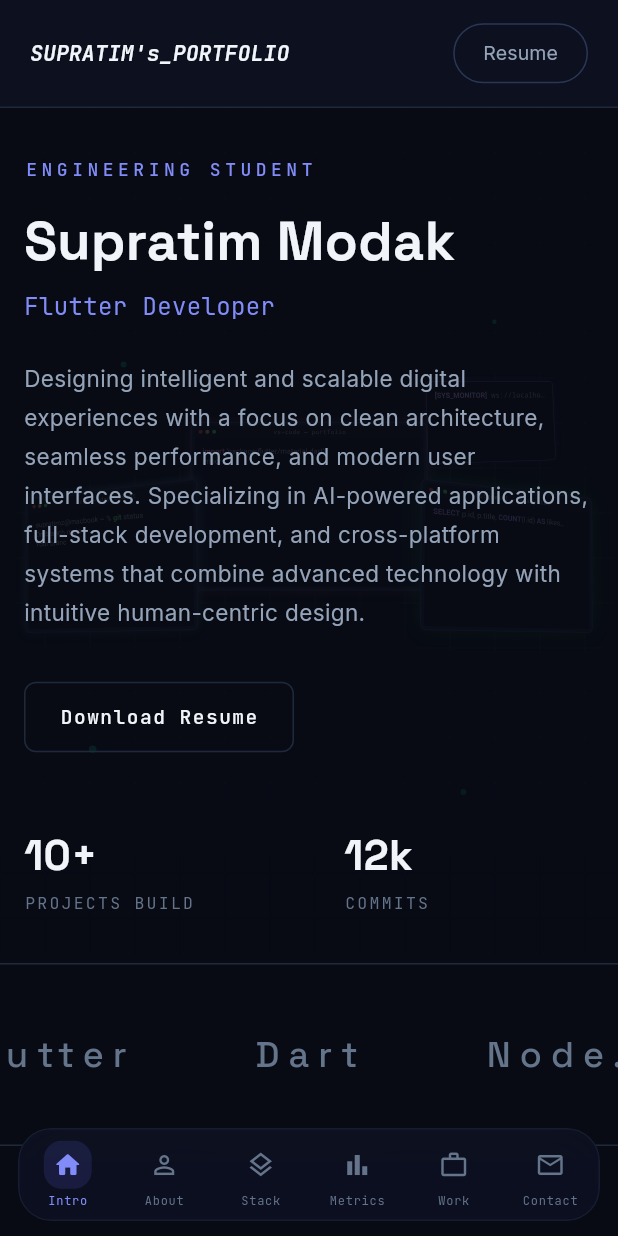
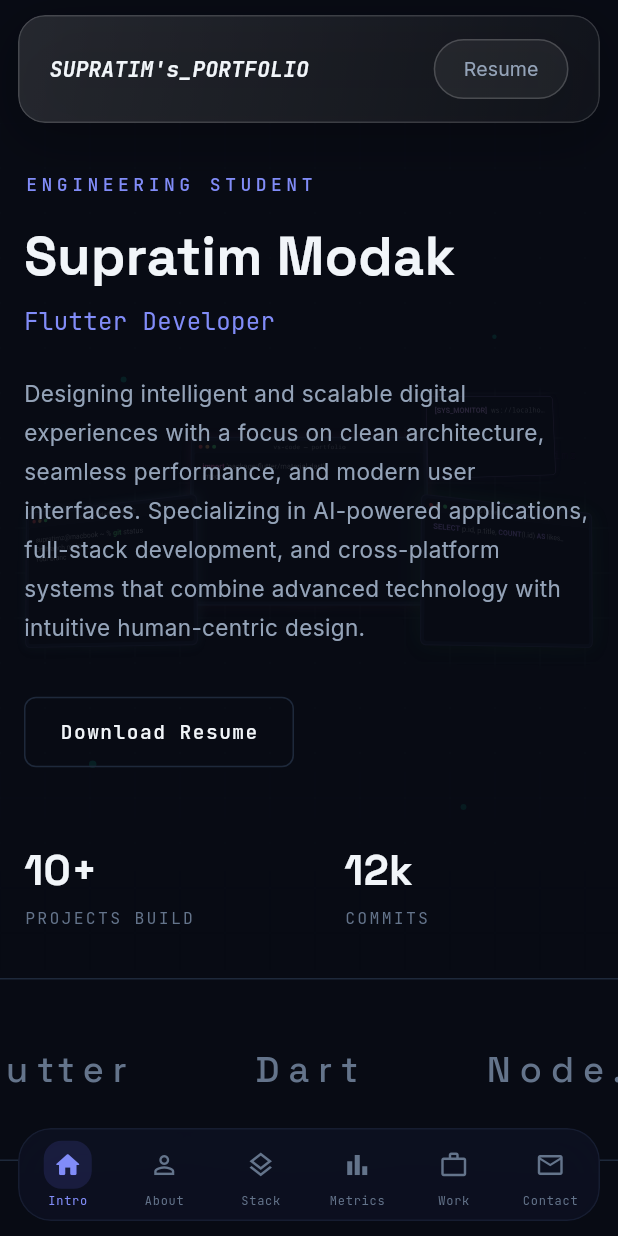
Before and after one commit to Supratim158/supratim_portfolio, a Flutter app: the screen it shows after launch, on a phone screen of 412 x 824 dp. Run offline on Flutter 3.47's test engine with Material 3 defaults, Android fonts, the phone set to English and light mode, and no system bars; our stand-ins replace flutter_riverpod, go_router, google_fonts, shimmer, visibility_detector; network calls fail.

Commit message:
changes in nav bar

```diff
--- a/lib/widgets/nav_bar.dart
+++ b/lib/widgets/nav_bar.dart
@@ -1,3 +1,4 @@
+import 'dart:ui';
 import 'package:flutter/material.dart';
 import 'package:flutter_riverpod/flutter_riverpod.dart';
 import 'package:go_router/go_router.dart';
@@ -8,7 +9,7 @@ import '../core/constants/app_strings.dart';
 import '../core/utils/responsive_utils.dart';
 import 'package:url_launcher/url_launcher.dart';
 
-/// Top navigation bar matching the DEV_CORE design.
+/// Floating glassmorphic top navigation bar.
 class NavBar extends ConsumerWidget {
   final int currentIndex;
 
@@ -27,48 +28,26 @@ class NavBar extends ConsumerWidget {
   Widget build(BuildContext context, WidgetRef ref) {
     final isMobile = Responsive.isMobile(context);
 
-    if (isMobile) {
-      // Mobile: simplified top bar with just the brand
-      return Container(
-        height: AppConstants.navHeight,
-        padding: const EdgeInsets.symmetric(horizontal: 20),
-        decoration: BoxDecoration(
-          color: AppColors.navBg.withOpacity(0.95),
-          border: const Border(
-            bottom: BorderSide(color: AppColors.border, width: 1),
+    final content = isMobile
+        ? Row(
+            children: [
+              Text(
+                AppConstants.brandName,
+                style: AppTextStyles.brand.copyWith(fontSize: 14),
               ),
+              const Spacer(),
+              _buildResumeButton(),
+            ],
+          )
+        : Center(
+            child: ConstrainedBox(
+              constraints: const BoxConstraints(
+                maxWidth: AppConstants.maxContentWidth,
               ),
               child: Row(
                 children: [
-            Text(AppConstants.brandName, style: AppTextStyles.brand.copyWith(fontSize: 14)),
-            const Spacer(),
-            _buildResumeButton(),
-          ],
-        ),
-      );
-    }
-
-    // Desktop / Tablet navigation
-    return Container(
-      height: AppConstants.navHeight,
-      padding: EdgeInsets.symmetric(
-        horizontal: Responsive.contentPadding(context),
-      ),
-      decoration: BoxDecoration(
-        color: AppColors.navBg.withOpacity(0.95),
-        border: const Border(
-          bottom: BorderSide(color: AppColors.border, width: 1),
-        ),
-      ),
-      child: Center(
-        child: ConstrainedBox(
-          constraints: const BoxConstraints(maxWidth: AppConstants.maxContentWidth),
-          child: Row(
-            children: [
-              // Brand
                   Text(AppConstants.brandName, style: AppTextStyles.brand),
                   const Spacer(),
-              // Nav items
                   ...List.generate(AppStrings.navItems.length, (i) {
                     final isActive = i == currentIndex;
                     return Padding(
@@ -85,17 +64,30 @@ class NavBar extends ConsumerWidget {
                 ],
               ),
             ),
+          );
+
+    // Outer padding makes the bar "float" away from the screen edges.
+    return Padding(
+      padding: EdgeInsets.fromLTRB(
+        isMobile ? 12 : 24,
+        isMobile ? 10 : 16,
+        isMobile ? 12 : 24,
+        0,
       ),
-    );
-  }
-
-  Widget _buildIconButton(IconData icon, VoidCallback onTap) {
-    return InkWell(
-      onTap: onTap,
-      borderRadius: BorderRadius.circular(8),
-      child: Container(
-        padding: const EdgeInsets.all(8),
-        child: Icon(icon, size: 18, color: AppColors.textSecondary),
+      child: Center(
+        child: ConstrainedBox(
+          constraints: const BoxConstraints(
+            maxWidth: AppConstants.maxContentWidth + 80,
+          ),
+          child: _GlassContainer(
+            height: AppConstants.navHeight,
+            borderRadius: isMobile ? 18 : 24,
+            padding: EdgeInsets.symmetric(
+              horizontal: isMobile ? 20 : 28,
+            ),
+            child: content,
+          ),
+        ),
       ),
     );
   }
@@ -109,13 +101,76 @@ class NavBar extends ConsumerWidget {
         }
       },
       style: OutlinedButton.styleFrom(
-        side: const BorderSide(color: AppColors.borderLight),
+        backgroundColor: Colors.white.withOpacity(0.06),
+        side: BorderSide(color: Colors.white.withOpacity(0.18)),
         padding: const EdgeInsets.symmetric(horizontal: 20, vertical: 10),
         shape: RoundedRectangleBorder(borderRadius: BorderRadius.circular(20)),
       ),
       child: Text(
         'Resume',
         style: AppTextStyles.navItem.copyWith(fontSize: 13),
+      ),
+    );
+  }
+}
+
+/// Reusable frosted-glass container.
+class _GlassContainer extends StatelessWidget {
+  final Widget child;
+  final double height;
+  final double borderRadius;
+  final EdgeInsetsGeometry padding;
+
+  const _GlassContainer({
+    required this.child,
+    required this.height,
+    required this.borderRadius,
+    required this.padding,
+  });
+
+  @override
+  Widget build(BuildContext context) {
+    final radius = BorderRadius.circular(borderRadius);
+
+    return Container(
+      height: height,
+      decoration: BoxDecoration(
+        borderRadius: radius,
+        // Soft shadow lifts the bar off the content
+        boxShadow: [
+          BoxShadow(
+            color: Colors.black.withOpacity(0.25),
+            blurRadius: 30,
+            offset: const Offset(0, 10),
+          ),
+        ],
+      ),
+      child: ClipRRect(
+        borderRadius: radius,
+        child: BackdropFilter(
+          filter: ImageFilter.blur(sigmaX: 18, sigmaY: 18),
+          child: Container(
+            padding: padding,
+            decoration: BoxDecoration(
+              borderRadius: radius,
+              // Translucent gradient fill = the "glass"
+              gradient: LinearGradient(
+                begin: Alignment.topLeft,
+                end: Alignment.bottomRight,
+                colors: [
+                  Colors.white.withOpacity(0.12),
+                  Colors.white.withOpacity(0.04),
+                ],
+              ),
+              // Thin light border for the glass edge highlight
+              border: Border.all(
+                color: Colors.white.withOpacity(0.15),
+                width: 1,
+              ),
+            ),
+            child: child,
+          ),
+        ),
       ),
     );
   }
@@ -142,6 +197,7 @@ class _NavItemState extends State<_NavItem> {
   @override
   Widget build(BuildContext context) {
     return MouseRegion(
+      cursor: SystemMouseCursors.click,
       onEnter: (_) => setState(() => _hovering = true),
       onExit: (_) => setState(() => _hovering = false),
       child: GestureDetector(
```
Lines whose indentation alone changed are shown as unchanged.
